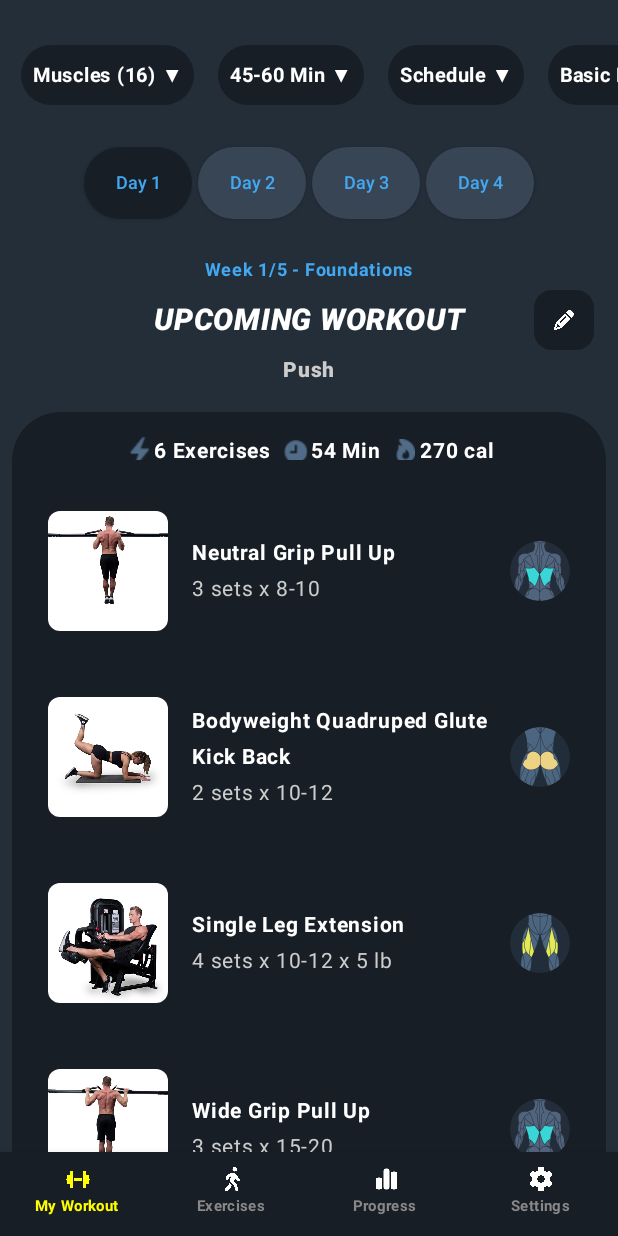
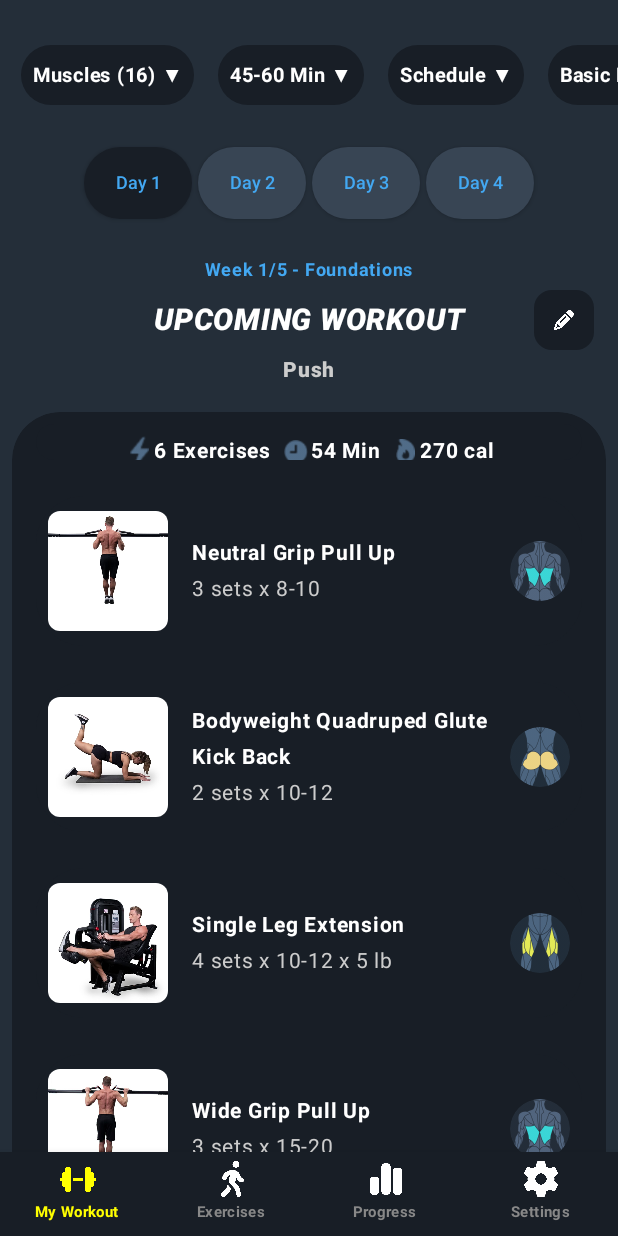
Before and after one commit to itay64/MyWorkoutApp, an Android app built with Jetpack Compose: the screen it shows after launch (MainActivity), on a phone screen of 412 x 824 dp. Run offline under Robolectric (Android 15) with nearby library versions, the phone set to English and light mode, and no system bars.

Commit message:
Increased the size of the navbar icons, looks way better now.

```diff
--- a/app/src/main/java/gg/pignet/myworkoutapp/ui/Navbar.kt
+++ b/app/src/main/java/gg/pignet/myworkoutapp/ui/Navbar.kt
@@ -42,7 +42,7 @@ fun BottomNavBar(navController: NavController) {
                         Icon(
                             painter = painterResource(id = item.icon),
                             contentDescription = item.label,
-                            modifier = Modifier.size(16.dp),
+                            modifier = Modifier.size(24.dp),
                             tint = if (selected) Color.Yellow else Color.White
                         )
                         Text(
```
